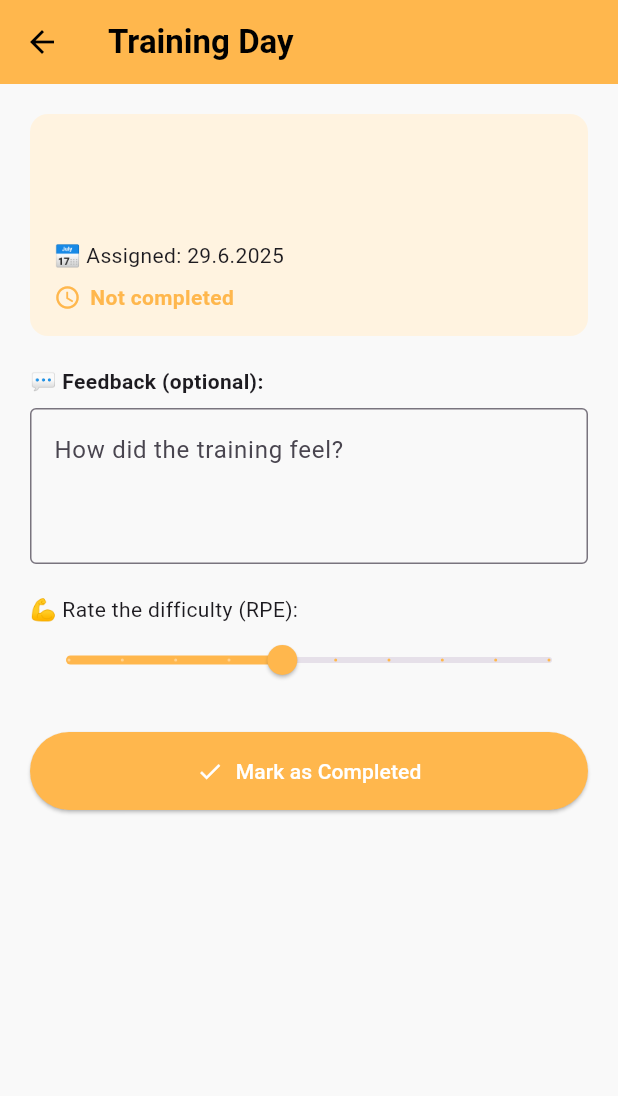
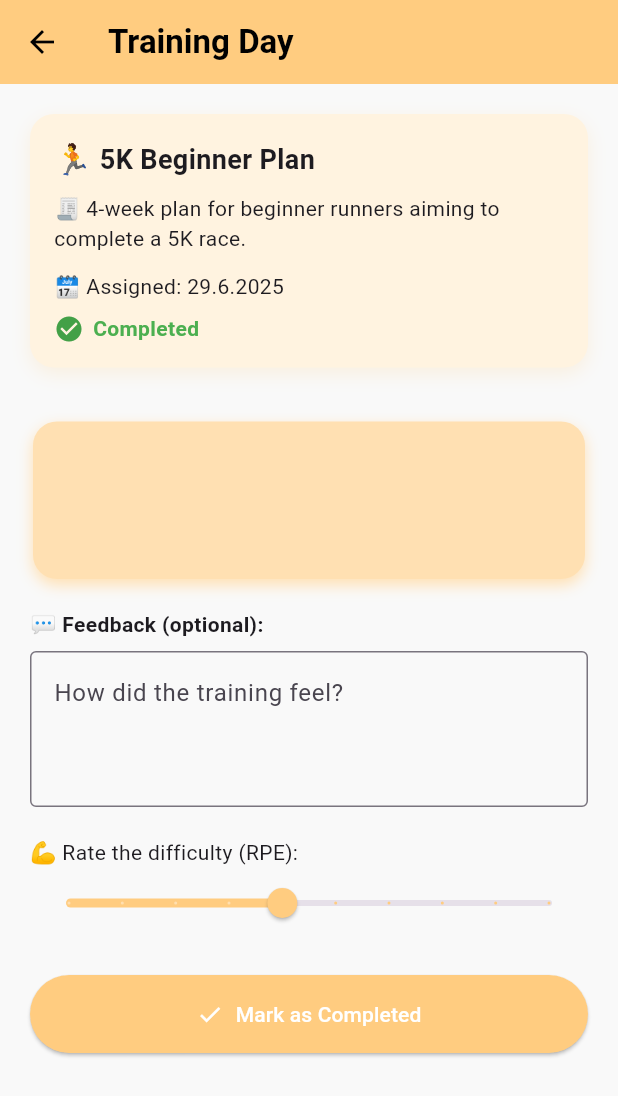
Before and after one commit to Zivadinhoo/SyncRun, a Flutter app: the TrainingDayScreen screen opened directly with empty values, after a tap on "Mark as Completed", on a phone screen of 412 x 824 dp. Shown: the top 1096 px of the screen. Run offline on Flutter 3.47's test engine with Material 3 defaults, Android fonts, the phone set to English and light mode, and no system bars; our stand-ins replace fl_chart, flutter_riverpod, flutter_secure_storage, shared_preferences; accounts and stored records are empty; network calls fail.

Commit message:
UI improvment for training-day in flutter

```diff
--- a/flutter-mobile/lib/features/athlete/screens/athlete_dashboard_screen.dart
+++ b/flutter-mobile/lib/features/athlete/screens/athlete_dashboard_screen.dart
@@ -151,6 +151,10 @@ class AthleteDashboardScreen extends ConsumerWidget {
                                     assignedPlanId:
                                         assignedPlan.id,
                                     trainingDayId: day.id,
+                                    trainingTitle:
+                                        day.title,
+                                    trainingDescription:
+                                        day.description,
                                   ),
                             ),
                           );
--- a/flutter-mobile/lib/features/athlete/screens/training_day_screen.dart
+++ b/flutter-mobile/lib/features/athlete/screens/training_day_screen.dart
@@ -13,6 +13,8 @@ class TrainingDayScreen extends StatefulWidget {
   final bool isCompleted;
   final int assignedPlanId;
   final int trainingDayId;
+  final String trainingTitle;
+  final String trainingDescription;
 
   const TrainingDayScreen({
     super.key,
@@ -22,6 +24,8 @@ class TrainingDayScreen extends StatefulWidget {
     required this.isCompleted,
     required this.assignedPlanId,
     required this.trainingDayId,
+    required this.trainingTitle,
+    required this.trainingDescription,
   });
 
   @override
@@ -64,22 +68,16 @@ class _TrainingDayScreenState
   }
 
   void _markAsCompleted() async {
-    print("👉 CLICKED: _markAsCompleted");
-
     try {
       final feedbackService = AthleteFeedbackService();
 
       if (feedbackId != null) {
-        print(
-          "🛠️ Updating existing feedback ID: $feedbackId",
-        );
         await feedbackService.updateFeedback(
           feedbackId: feedbackId!,
           comment: _feedbackController.text,
           rating: rpe.toInt(),
         );
       } else {
-        print("➕ Creating new feedback...");
         final feedback = await feedbackService
             .createFeedback(
               trainingDayId: widget.trainingDayId,
@@ -87,16 +85,11 @@ class _TrainingDayScreenState
               rating: rpe.toInt(),
             );
         feedbackId = feedback.id;
-        print("✅ Created feedback with ID: ${feedback.id}");
       }
 
-      print(
-        "📤 Sending PATCH to mark training day as completed...",
-      );
       await TrainingDaysService().markAsCompleted(
         widget.trainingDayId,
       );
-      print("✅ Training day marked as completed");
 
       if (!mounted) return;
 
@@ -134,7 +127,7 @@ class _TrainingDayScreenState
     final dateStr = DateFormat(
       'd.M.y',
     ).format(widget.assignedAt);
-    final themeColor = Colors.orange.shade300;
+    final themeColor = Colors.orange.shade200;
 
     return Scaffold(
       appBar: AppBar(
@@ -149,11 +142,13 @@ class _TrainingDayScreenState
             children: [
               _buildPlanInfo(dateStr, themeColor),
               const SizedBox(height: 20),
+              _buildTrainingCard(),
+              const SizedBox(height: 20),
               if (!isCompleted)
-                _buildFeedbackForm(themeColor),
-              if (isCompleted && isEditing)
-                _buildEditFeedback(themeColor),
-              if (isCompleted && !isEditing)
+                _buildFeedbackForm(themeColor)
+              else if (isEditing)
+                _buildEditFeedback(themeColor)
+              else
                 _buildReadOnlyFeedback(themeColor),
             ],
           ),
@@ -164,49 +159,98 @@ class _TrainingDayScreenState
 
   Widget _buildPlanInfo(String dateStr, Color themeColor) {
     return Container(
+      margin: const EdgeInsets.only(bottom: 16),
       padding: const EdgeInsets.all(16),
       decoration: BoxDecoration(
         color: Colors.orange.shade50,
-        borderRadius: BorderRadius.circular(12),
+        borderRadius: BorderRadius.circular(16),
+        boxShadow: [
+          BoxShadow(
+            color: Colors.orange.withOpacity(0.1),
+            blurRadius: 10,
+            offset: const Offset(0, 4),
+          ),
+        ],
+      ),
+      child: Column(
+        crossAxisAlignment: CrossAxisAlignment.start,
+        children: [
+          Row(
+            children: const [
+              Text("🏃 ", style: TextStyle(fontSize: 20)),
+              Text(
+                "5K Beginner Plan",
+                style: TextStyle(
+                  fontSize: 18,
+                  fontWeight: FontWeight.bold,
+                ),
+              ),
+            ],
+          ),
+          const SizedBox(height: 8),
+          const Text(
+            "🧾 4-week plan for beginner runners aiming to complete a 5K race.",
+          ),
+          const SizedBox(height: 12),
+          Text("🗓️ Assigned: $dateStr"),
+          const SizedBox(height: 8),
+          Row(
+            children: [
+              Icon(
+                Icons.check_circle,
+                color: Colors.green.shade600,
+                size: 20,
+              ),
+              const SizedBox(width: 6),
+              const Text(
+                "Completed",
+                style: TextStyle(
+                  color: Colors.green,
+                  fontWeight: FontWeight.w600,
+                ),
+              ),
+            ],
+          ),
+        ],
+      ),
+    );
+  }
+
+  Widget _buildTrainingCard() {
+    return Container(
+      width: double.infinity,
+      margin: const EdgeInsets.symmetric(horizontal: 2),
+      padding: const EdgeInsets.all(20),
+      decoration: BoxDecoration(
+        color: Colors.orange.shade100,
+        borderRadius: BorderRadius.circular(16),
+        boxShadow: [
+          BoxShadow(
+            color: Colors.orange.shade100,
+            blurRadius: 8,
+            offset: const Offset(0, 4),
+          ),
+        ],
       ),
       child: Column(
         crossAxisAlignment: CrossAxisAlignment.start,
         children: [
           Text(
-            widget.planName,
-            style: TextStyle(
-              fontSize: 20,
+            widget.trainingTitle,
+            style: const TextStyle(
+              fontSize: 22,
               fontWeight: FontWeight.bold,
-              color: themeColor,
+              color: Colors.black87,
             ),
           ),
-          const SizedBox(height: 6),
-          Text(widget.planDescription),
-          const SizedBox(height: 12),
-          Text("📅 Assigned: $dateStr"),
-          const SizedBox(height: 8),
-          Row(
-            children: [
-              Icon(
-                isCompleted
-                    ? Icons.check_circle
-                    : Icons.schedule,
-                color:
-                    isCompleted ? Colors.green : themeColor,
-                size: 18,
+          const SizedBox(height: 10),
+          Text(
+            widget.trainingDescription,
+            style: const TextStyle(
+              fontSize: 16,
+              color: Colors.black87,
+              height: 1.5,
             ),
-              const SizedBox(width: 6),
-              Text(
-                isCompleted ? "Completed" : "Not completed",
-                style: TextStyle(
-                  color:
-                      isCompleted
-                          ? Colors.green
-                          : themeColor,
-                  fontWeight: FontWeight.w600,
-                ),
-              ),
-            ],
           ),
         ],
       ),
@@ -311,10 +355,18 @@ class _TrainingDayScreenState
 
   Widget _buildReadOnlyFeedback(Color themeColor) {
     return Container(
+      margin: const EdgeInsets.only(bottom: 24),
       padding: const EdgeInsets.all(16),
       decoration: BoxDecoration(
         color: Colors.green.shade50,
-        borderRadius: BorderRadius.circular(12),
+        borderRadius: BorderRadius.circular(16),
+        boxShadow: [
+          BoxShadow(
+            color: Colors.green.withOpacity(0.08),
+            blurRadius: 10,
+            offset: const Offset(0, 4),
+          ),
+        ],
       ),
       child: Column(
         crossAxisAlignment: CrossAxisAlignment.start,
@@ -324,9 +376,8 @@ class _TrainingDayScreenState
               Icon(
                 Icons.check_circle_outline,
                 color: Colors.green,
-                size: 20,
               ),
-              SizedBox(width: 6),
+              SizedBox(width: 8),
               Text(
                 "Training completed",
                 style: TextStyle(
@@ -335,12 +386,12 @@ class _TrainingDayScreenState
               ),
             ],
           ),
-          const SizedBox(height: 16),
+          const SizedBox(height: 12),
           Row(
             crossAxisAlignment: CrossAxisAlignment.start,
             children: [
               const Text(
-                "📝 ",
+                "✏️ ",
                 style: TextStyle(fontSize: 18),
               ),
               Expanded(
@@ -348,38 +399,21 @@ class _TrainingDayScreenState
                   _feedbackController.text.isNotEmpty
                       ? _feedbackController.text
                       : "No feedback provided.",
-                  style: const TextStyle(
-                    fontSize: 16,
-                    height: 1.4,
-                  ),
+                  style: const TextStyle(fontSize: 16),
                 ),
               ),
             ],
           ),
-          const SizedBox(height: 12),
-          Row(
-            children: [
-              const Text(
-                "💪 ",
-                style: TextStyle(fontSize: 18),
-              ),
-              Text("RPE: ${rpe.toStringAsFixed(0)}"),
-            ],
-          ),
-          const SizedBox(height: 16),
-          Align(
-            alignment: Alignment.centerLeft,
-            child: TextButton.icon(
+          const SizedBox(height: 10),
+          Text("💪 RPE: ${rpe.toStringAsFixed(0)}"),
+          const SizedBox(height: 14),
+          TextButton.icon(
             onPressed:
                 () => setState(() => isEditing = true),
-              icon: const Icon(
-                Icons.edit_outlined,
-                size: 18,
-              ),
+            icon: const Icon(Icons.edit_outlined, size: 18),
             label: const Text("Edit Feedback"),
             style: TextButton.styleFrom(
               foregroundColor: themeColor,
-              ),
             ),
           ),
         ],
```
Also changed, not shown: flutter-mobile/lib/features/athlete/widgets/training_day_card.dart (+45 -22 lines). Lines whose indentation alone changed are shown as unchanged.
